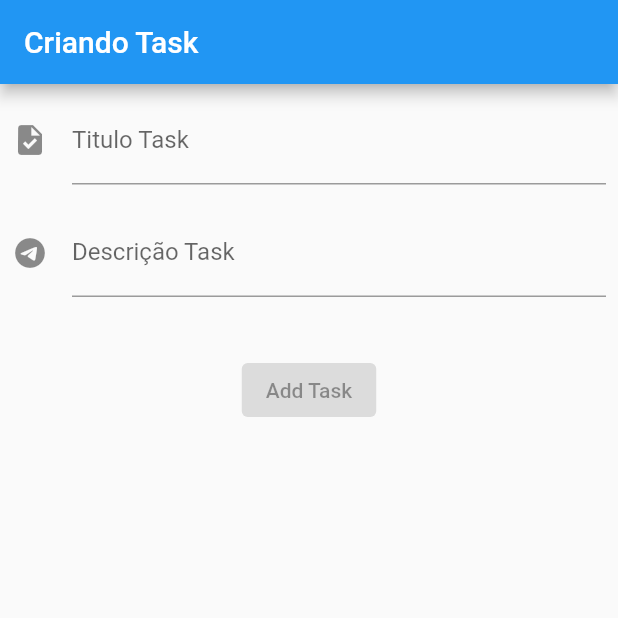
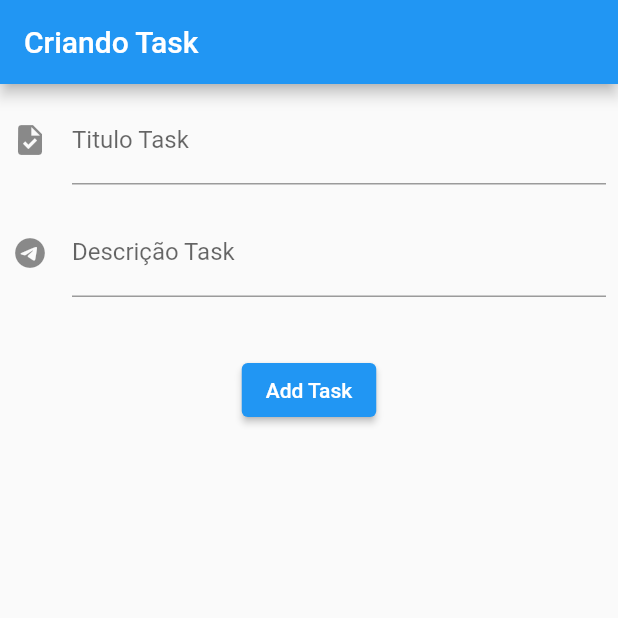
Before and after one commit to WillAPS/crud_flutter, a Flutter app: the screen it shows after launch, on a phone screen of 412 x 824 dp, the top half of it. Run offline on Flutter 3.47's test engine with Material 2 defaults, Android fonts, the phone set to English and light mode, and no system bars.

```diff
--- a/lib/main.dart
+++ b/lib/main.dart
@@ -25,7 +25,7 @@ class FormAddTask extends StatelessWidget {
       appBar: AppBar(
         title: const Text('Criando Task'),
       ),
-      body: Column(children: const <Widget>[
+      body: Column(children: <Widget>[
         Padding(
           padding: EdgeInsets.all(8.0),
           child: TextField(
@@ -52,8 +52,10 @@ class FormAddTask extends StatelessWidget {
         ),
         SizedBox(height: 30),
         ElevatedButton(
-          onPressed: null,
           child: Text("Add Task"),
+          onPressed: () {
+            print('click button');
+          },
         ),
       ]),
     );
```
Also changed, not shown: 1 other file.
